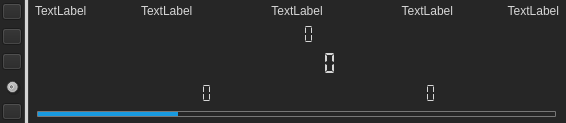
jirik09/Sniffy, file LEO_sniffy/GUI/widgetdisplay.ui: the form before one commit.
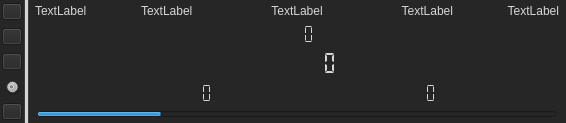
The form after the commit. Icons and pictures are not drawn. Custom widgets are drawn as their Qt base class.

The edit to the form file:
```diff
--- a/LEO_sniffy/GUI/widgetdisplay.ui
+++ b/LEO_sniffy/GUI/widgetdisplay.ui
@@ -1034,17 +1034,11 @@
                  <kerning>true</kerning>
                 </font>
                </property>
+               <property name="autoFillBackground">
+                <bool>false</bool>
+               </property>
                <property name="styleSheet">
-                <string notr="true">QProgressBar {
-	border: 1px solid #777;
-    border-radius: 1px;
-	background: rgb(38, 38, 38);
-}
-
-QProgressBar::chunk {
-    background-color: rgb(24, 154, 224);
-    width: 20px;
-}</string>
+                <string notr="true"/>
                </property>
                <property name="value">
                 <number>24</number>
```
